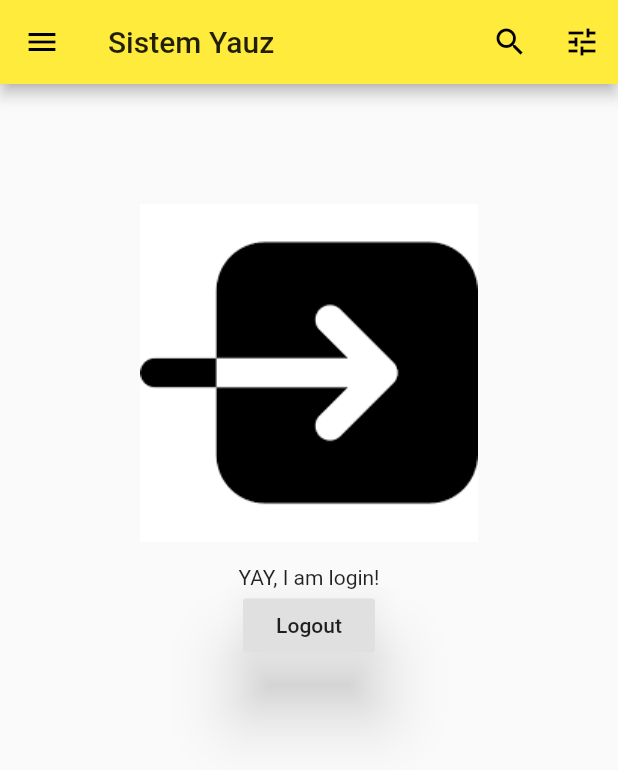
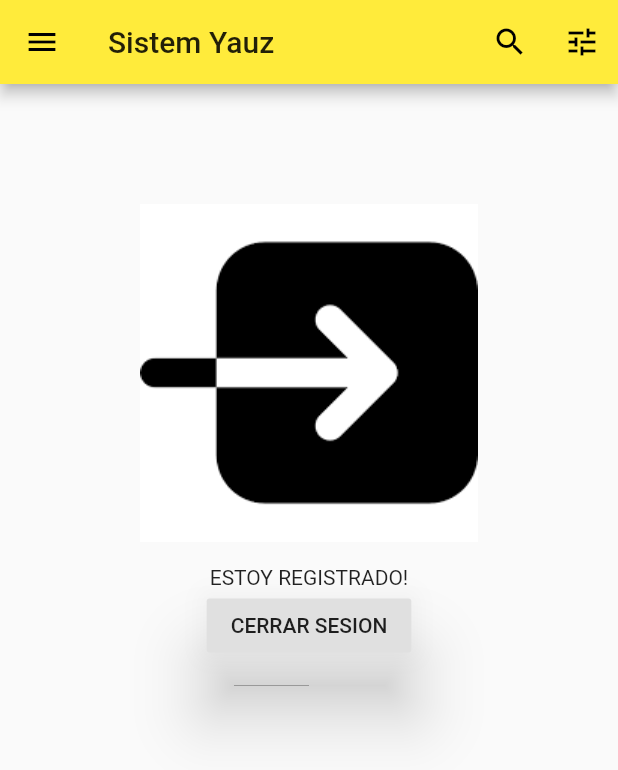
Before and after one commit to yauzli/loginSencillo, a Flutter app: the screen it shows after launch, after a tap on "siguiente", on a phone screen of 412 x 824 dp. Shown: the top 770 px of the screen. Run offline on Flutter 3.47's test engine with Material 2 defaults, Android fonts, the phone set to English and light mode, and no system bars.

```diff
--- a/lib/main.dart
+++ b/lib/main.dart
@@ -133,10 +133,10 @@ class _IngresoSistemaState extends State<IngresoSistema> {
               Center(
                 child: Column(
                   children: <Widget>[
-                    Text('YAY, I am login!'),
+                    Text('ESTOY REGISTRADO!'),
                     RaisedButton(
                       elevation: 20.0,
-                      child: Text('Logout'),
+                      child: Text('CERRAR SESION'),
                       onPressed: () {
                         setState(() {
                           acceso = false;
```
Also changed, not shown: 1 other file.
